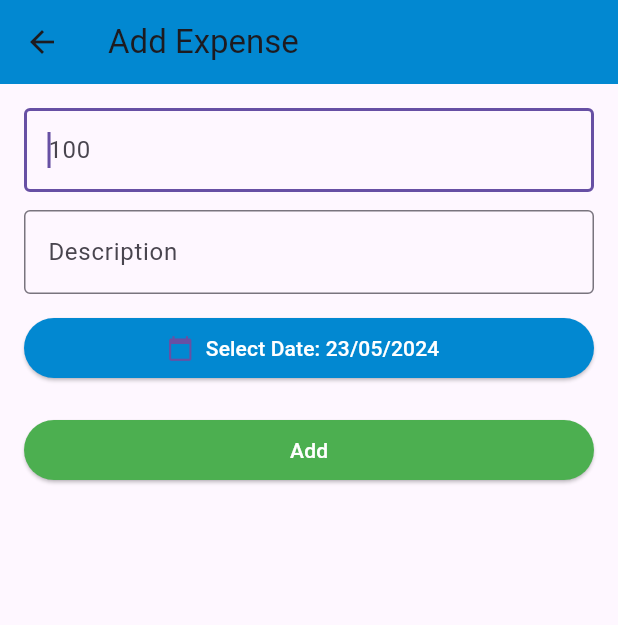
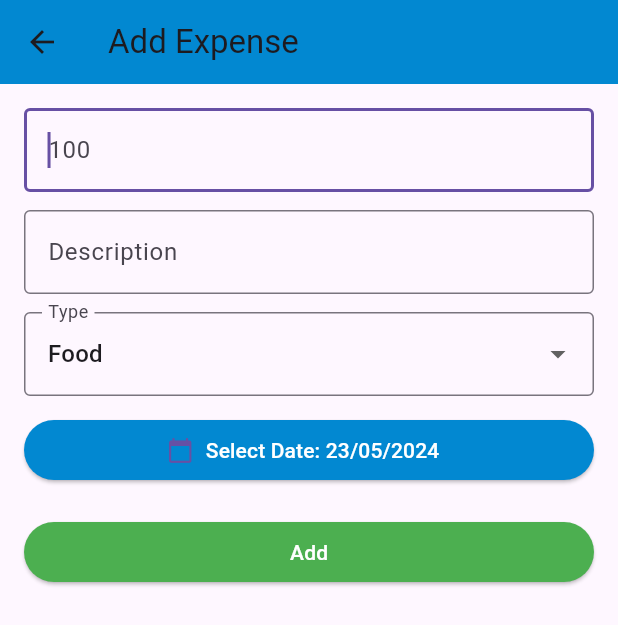
Before and after one commit to abr13/expense_tracker_challenge, a Flutter app: the screen it shows after launch, after a tap on the "add" icon, on a phone screen of 412 x 824 dp. Shown: the top 625 px of the screen. Run offline on Flutter 3.47's test engine with Material 3 defaults, Android fonts, the phone set to English and light mode, and no system bars; our stand-ins replace fl_chart, sqflite; accounts and stored records are empty.

Commit message:
added summary chart

```diff
--- a/lib/data/datasources/expense_local_data_source.dart
+++ b/lib/data/datasources/expense_local_data_source.dart
@@ -29,7 +29,8 @@ class ExpenseLocalDataSource {
       id INTEGER PRIMARY KEY AUTOINCREMENT,
       description TEXT NOT NULL,
       amount REAL NOT NULL,
-      date TEXT NOT NULL
+      date TEXT NOT NULL,
+      type TEXT NOT NULL
     )
     ''');
   }
--- a/lib/data/models/expense_model.dart
+++ b/lib/data/models/expense_model.dart
@@ -3,8 +3,14 @@ class ExpenseModel {
   final String description;
   final double amount;
   final DateTime date;
+  final String type;
 
-  ExpenseModel({required this.id, required this.description, required this.amount, required this.date});
+  ExpenseModel(
+      {required this.id,
+      required this.description,
+      required this.amount,
+      required this.date,
+      required this.type});
 
   factory ExpenseModel.fromMap(Map<String, dynamic> map) {
     return ExpenseModel(
@@ -12,6 +18,7 @@ class ExpenseModel {
       description: map['description'],
       amount: map['amount'],
       date: DateTime.parse(map['date']),
+      type: map['type'],
     );
   }
 
@@ -21,6 +28,7 @@ class ExpenseModel {
       'description': description,
       'amount': amount,
       'date': date.toIso8601String(),
+      'type': type,
     };
   }
 }
--- a/lib/data/repositories/expense_repository_impl.dart
+++ b/lib/data/repositories/expense_repository_impl.dart
@@ -15,6 +15,7 @@ class ExpenseRepositoryImpl implements ExpenseRepository {
       description: expense.description,
       amount: expense.amount,
       date: expense.date,
+      type: expense.type,
     );
     await localDataSource.addExpense(model);
   }
@@ -27,12 +28,15 @@ class ExpenseRepositoryImpl implements ExpenseRepository {
   @override
   Future<List<Expense>> fetchExpenses() async {
     final models = await localDataSource.fetchExpenses();
-    return models.map((model) => Expense(
-      id: model.id,
-      description: model.description,
-      amount: model.amount,
-      date: model.date,
-    )).toList();
+    return models
+        .map((model) => Expense(
+              id: model.id,
+              description: model.description,
+              amount: model.amount,
+              date: model.date,
+              type: model.type,
+            ))
+        .toList();
   }
 
   @override
@@ -42,6 +46,7 @@ class ExpenseRepositoryImpl implements ExpenseRepository {
       description: expense.description,
       amount: expense.amount,
       date: expense.date,
+      type: expense.type,
     );
     await localDataSource.updateExpense(model);
   }
--- a/lib/domain/entities/expense.dart
+++ b/lib/domain/entities/expense.dart
@@ -3,6 +3,13 @@ class Expense {
   final String description;
   final double amount;
   final DateTime date;
+  final String type;
 
-  Expense({required this.id, required this.description, required this.amount, required this.date});
+  Expense({
+    required this.id,
+    required this.description,
+    required this.amount,
+    required this.date,
+    required this.type,
+  });
 }
--- a/lib/presentation/screens/add_expense_screen.dart
+++ b/lib/presentation/screens/add_expense_screen.dart
@@ -19,6 +19,10 @@ class _AddExpenseScreenState extends State<AddExpenseScreen> {
   late String _description;
   late double _amount;
   late DateTime _date;
+  late String _type;
+
+  // List of expense types
+  final List<String> _expenseTypes = ['Food', 'Transport', 'Entertainment', 'Bills', 'Other'];
 
   @override
   void initState() {
@@ -27,16 +31,13 @@ class _AddExpenseScreenState extends State<AddExpenseScreen> {
       _description = widget.expense!.description;
       _amount = widget.expense!.amount;
       _date = widget.expense!.date;
+      _type = widget.expense!.type;
     } else {
       _description = '';
       _amount = 0;
       _date = DateTime.now();
+      _type = _expenseTypes.first;
     }
-  }
-
-  @override
-  void dispose() {
-    super.dispose();
   }
 
   @override
@@ -94,6 +95,34 @@ class _AddExpenseScreenState extends State<AddExpenseScreen> {
                 autofocus: false,
               ),
               const SizedBox(height: 12),
+              DropdownButtonFormField<String>(
+                value: _type,
+                decoration: const InputDecoration(
+                  labelText: 'Type',
+                  border: OutlineInputBorder(),
+                ),
+                items: _expenseTypes.map((type) {
+                  return DropdownMenuItem(
+                    value: type,
+                    child: Text(type),
+                  );
+                }).toList(),
+                onChanged: (value) {
+                  setState(() {
+                    _type = value!;
+                  });
+                },
+                validator: (value) {
+                  if (value == null || value.isEmpty) {
+                    return 'Please select a type';
+                  }
+                  return null;
+                },
+                onSaved: (value) {
+                  _type = value!;
+                },
+              ),
+              const SizedBox(height: 12),
               ElevatedButton.icon(
                 onPressed: () async {
                   final selectedDate = await showDatePicker(
@@ -129,6 +158,7 @@ class _AddExpenseScreenState extends State<AddExpenseScreen> {
                       description: _description,
                       amount: _amount,
                       date: _date,
+                      type: _type, // Save the type
                     );
 
                     if (widget.expense != null) {
@@ -142,7 +172,7 @@ class _AddExpenseScreenState extends State<AddExpenseScreen> {
                 },
                 style: ElevatedButton.styleFrom(
                   backgroundColor:
-                      widget.expense != null ? Colors.orange : Colors.green,
+                  widget.expense != null ? Colors.orange : Colors.green,
                 ),
                 child: Text(
                   widget.expense != null ? 'Update' : 'Add',
--- a/lib/presentation/screens/expense_list_screen.dart
+++ b/lib/presentation/screens/expense_list_screen.dart
@@ -1,3 +1,4 @@
+import 'package:fl_chart/fl_chart.dart';
 import 'package:flutter/material.dart';
 import 'package:intl/intl.dart';
 import 'package:provider/provider.dart';
@@ -38,6 +39,9 @@ class _ExpenseListScreenState extends State<ExpenseListScreen> {
     if (_isFiltering) {
       sortedExpenses = _filterExpenses(expenseProvider.expenses);
     }
+
+    Map<String, double> summaries =
+        _calculateSummaries(expenseProvider.expenses);
 
     return Scaffold(
       appBar: AppBar(
@@ -111,6 +115,8 @@ class _ExpenseListScreenState extends State<ExpenseListScreen> {
                   ),
             ),
             const SizedBox(height: 16),
+            _buildSummaryChart(summaries),
+            const SizedBox(height: 16),
             Expanded(
               child: sortedExpenses.isEmpty
                   ? Center(
@@ -141,7 +147,10 @@ class _ExpenseListScreenState extends State<ExpenseListScreen> {
                                 color: Colors.grey[700],
                               ),
                             ),
-                            trailing: IconButton(
+                            trailing: Row(
+                              mainAxisSize: MainAxisSize.min,
+                              children: [
+                                IconButton(
                                   icon: const Icon(Icons.edit),
                                   onPressed: () {
                                     Navigator.push(
@@ -152,6 +161,14 @@ class _ExpenseListScreenState extends State<ExpenseListScreen> {
                                       ),
                                     );
                                   },
+                                ),
+                                IconButton(
+                                  icon: const Icon(Icons.delete),
+                                  onPressed: () {
+                                    _showDeleteConfirmationDialog(expense.id);
+                                  },
+                                ),
+                              ],
                             ),
                           ),
                         );
@@ -192,4 +209,82 @@ class _ExpenseListScreenState extends State<ExpenseListScreen> {
             _selectedDate.day == expense.date.day)
         .toList();
   }
+
+  Map<String, double> _calculateSummaries(List<Expense> expenses) {
+    Map<String, double> summaries = {};
+
+    for (Expense expense in expenses) {
+      summaries[expense.type] = (summaries[expense.type] ?? 0) + expense.amount;
     }
+
+    return summaries;
+  }
+
+  Widget _buildSummaryChart(Map<String, double> summaries) {
+    return SizedBox(
+      height: 200,
+      child: PieChart(
+        PieChartData(
+          sections: summaries.entries.map((entry) {
+            final color = _getTypeColor(entry.key);
+            return PieChartSectionData(
+              color: color,
+              value: entry.value,
+              title: '${entry.key}\n₹${entry.value.toStringAsFixed(0)}',
+              titleStyle: const TextStyle(
+                fontSize: 10,
+                fontWeight: FontWeight.bold,
+                color: Colors.white,
+              ),
+            );
+          }).toList(),
+          sectionsSpace: 4,
+          centerSpaceRadius: 40,
+        ),
+      ),
+    );
+  }
+
+  Color _getTypeColor(String type) {
+    switch (type) {
+      case 'Food':
+        return Colors.blue;
+      case 'Transport':
+        return Colors.green;
+      case 'Shopping':
+        return Colors.orange;
+      case 'Entertainment':
+        return Colors.red;
+      default:
+        return Colors.grey;
+    }
+  }
+
+  void _showDeleteConfirmationDialog(int expenseId) {
+    showDialog(
+      context: context,
+      builder: (context) {
+        return AlertDialog(
+          title: const Text('Delete Expense'),
+          content: const Text('Are you sure you want to delete this expense?'),
+          actions: [
+            TextButton(
+              onPressed: () {
+                Navigator.pop(context);
+              },
+              child: const Text('Cancel'),
+            ),
+            TextButton(
+              onPressed: () {
+                Provider.of<ExpenseProvider>(context, listen: false)
+                    .deleteExpense(expenseId);
+                Navigator.pop(context);
+              },
+              child: const Text('Delete'),
+            ),
+          ],
+        );
+      },
+    );
+  }
+}
--- a/pubspec.yaml
+++ b/pubspec.yaml
@@ -40,6 +40,7 @@ dependencies:
   path_provider: ^2.1.3
   flutter_local_notifications: ^17.1.2
   intl: ^0.19.0
+  fl_chart: ^0.68.0
 
 dev_dependencies:
   flutter_test:
```
Also changed, not shown: pubspec.lock. Lines whose indentation alone changed are shown as unchanged.
